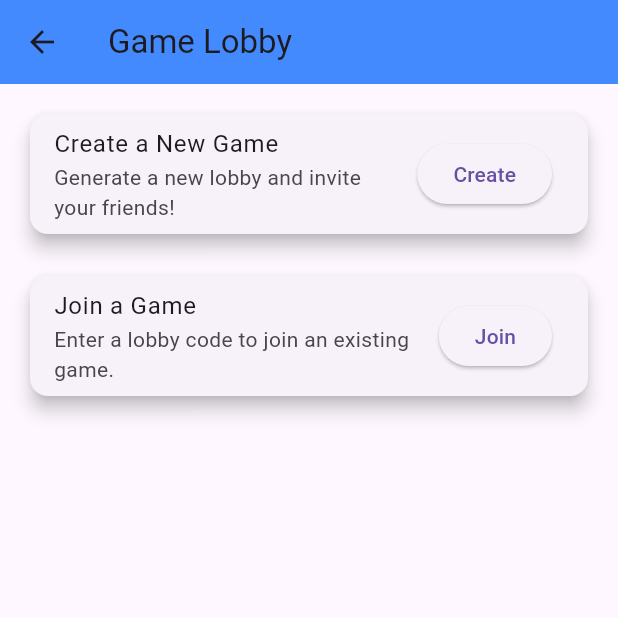
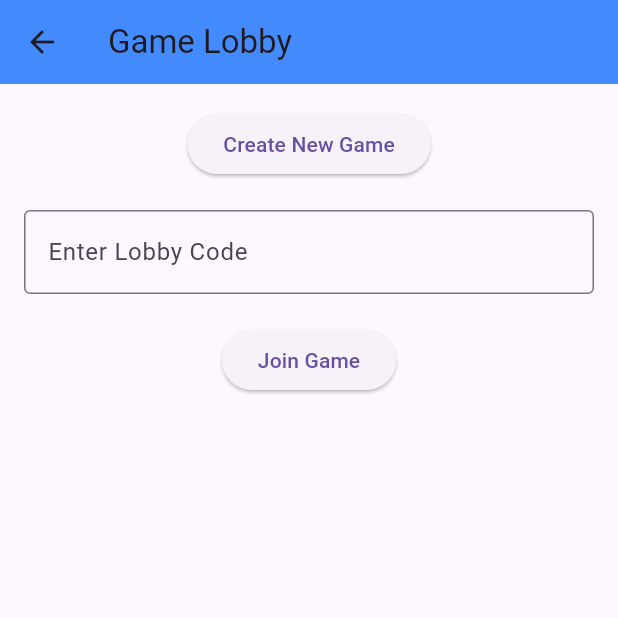
Before and after one commit to amiri1231/Country_game, a Flutter app: the GameLobbyPage screen opened directly, on a phone screen of 412 x 824 dp, the top half of it. Run offline on Flutter 3.47's test engine with Material 3 defaults, Android fonts, the light colour scheme and no system bars; our stand-ins replace cloud_firestore, firebase_auth, firebase_core, firebase_storage, image_picker; accounts and stored records are empty.

Commit message:
Changes to lobby and profile picture, now uploads and enabled permissions

```diff
--- a/lib/Home/game_lobby.dart
+++ b/lib/Home/game_lobby.dart
@@ -16,6 +16,7 @@
   final FirebaseAuth _auth = FirebaseAuth.instance;
   final TextEditingController lobbyCodeController = TextEditingController();
 
+  // lobby code
   String _generateLobbyCode() {
     const characters = 'ABCDEFGHIJKLMNOPQRSTUVWXYZ0123456789';
     Random random = Random();
@@ -39,20 +40,20 @@
         'gameStatus': 'waiting'
       });
 
-      Navigator.push(
-        context,
-        MaterialPageRoute(builder: (context) => GameScreen(gameId: gameId)),
-      );
+      Navigator.push(context, MaterialPageRoute(
+        builder: (context) => GameScreen(gameId: gameId),
+      ));
     }
   }
 
-  Future<void> _joinGameByCode(String lobbyCode) async {
+  Future<void> _joinGameByCode() async {
     final user = _auth.currentUser;
+    final code = lobbyCodeController.text.trim();
 
-    if (user != null) {
+    if (user != null && code.isNotEmpty) {
       final querySnapshot = await _firestore
           .collection('games')
-          .where('lobbyCode', isEqualTo: lobbyCode)
+          .where('lobbyCode', isEqualTo: code)
           .limit(1)
           .get();
 
@@ -65,15 +66,18 @@
           'gameStatus': 'in_progress'
         });
 
-        Navigator.push(
-          context,
-          MaterialPageRoute(builder: (context) => GameScreen(gameId: gameId)),
-        );
+        Navigator.push(context, MaterialPageRoute(
+          builder: (context) => GameScreen(gameId: gameId),
+        ));
       } else {
         ScaffoldMessenger.of(context).showSnackBar(
           const SnackBar(content: Text('Invalid Lobby Code')),
         );
       }
+    } else {
+      ScaffoldMessenger.of(context).showSnackBar(
+        const SnackBar(content: Text('Please enter a valid Lobby Code')),
+      );
     }
   }
 
@@ -88,28 +92,22 @@
         padding: const EdgeInsets.all(16.0),
         child: Column(
           children: [
-            Card(
-              elevation: 5,
-              child: ListTile(
-                title: const Text('Create a New Game'),
-                subtitle: const Text('Generate a new lobby and invite your friends!'),
-                trailing: ElevatedButton(
-                  onPressed: _createNewGame,
-                  child: const Text('Create'),
-                ),
+            ElevatedButton(
+              onPressed: _createNewGame,
+              child: const Text('Create New Game'),
+            ),
+            const SizedBox(height: 20),
+            TextField(
+              controller: lobbyCodeController,
+              decoration: const InputDecoration(
+                labelText: 'Enter Lobby Code',
+                border: OutlineInputBorder(),
               ),
             ),
             const SizedBox(height: 20),
-            Card(
-              elevation: 5,
-              child: ListTile(
-                title: const Text('Join a Game'),
-                subtitle: const Text('Enter a lobby code to join an existing game.'),
-                trailing: ElevatedButton(
-                  onPressed: () => _joinGameByCode(lobbyCodeController.text.trim()),
-                  child: const Text('Join'),
-                ),
-              ),
+            ElevatedButton(
+              onPressed: _joinGameByCode,
+              child: const Text('Join Game'),
             ),
           ],
         ),
```
Also changed, not shown: lib/Home/profile.dart (+15 -169 lines).
